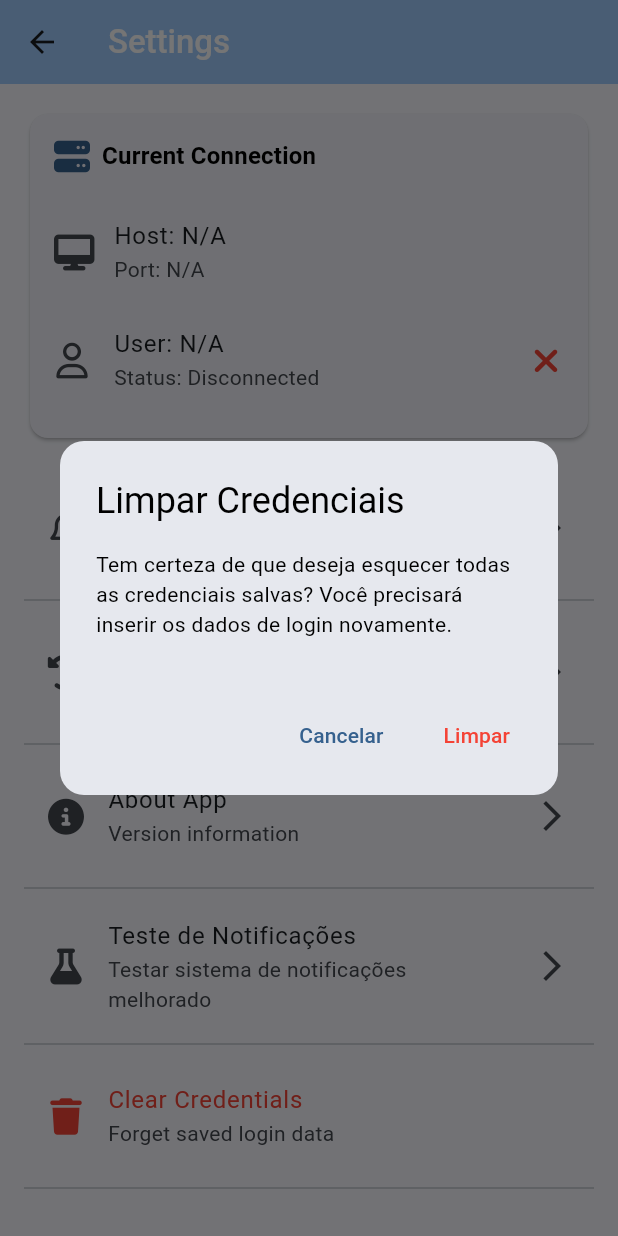
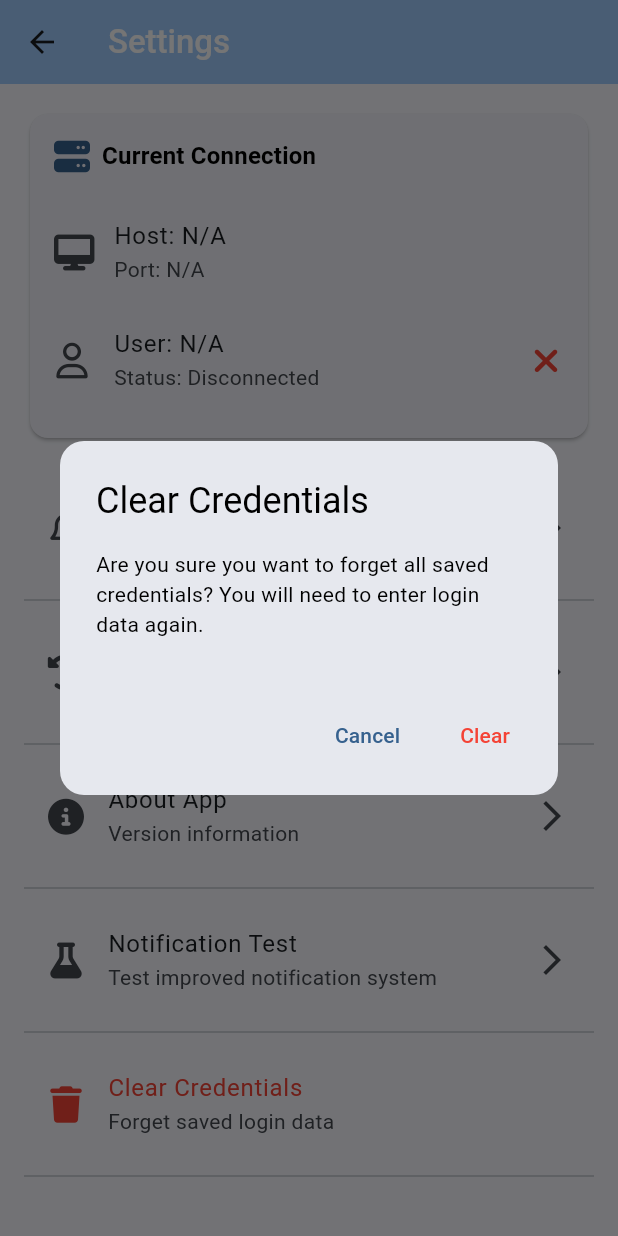
Before and after one commit to dipievil/easy-ssh-mob, a Flutter app: the SettingsScreen screen opened by its route, after a tap on "Clear Credentials", on a phone screen of 412 x 824 dp. Run offline on Flutter 3.47's test engine with Material 3 defaults, Android fonts, the light colour scheme and no system bars; drawn by our look-alikes of sentry_flutter; our stand-ins replace audioplayers, flutter_dotenv, flutter_secure_storage, font_awesome_flutter, package_info_plus; missing offline and left inert: dartssh2; accounts and stored records are empty.

Commit message:
fix: add all settings strings to l10n

```diff
--- a/src/lib/l10n/app_en.arb
+++ b/src/lib/l10n/app_en.arb
@@ -177,5 +177,80 @@
   "testMessageCritical": "CRITICAL: Serious system failure",
   "@testMessageCritical": {
     "description": "Test critical notification message"
+  },
+
+  "notificationTest": "Notification Test",
+  "@notificationTest": {
+    "description": "Notification test menu item"
+  },
+
+  "notificationTestSubtitle": "Test improved notification system",
+  "@notificationTestSubtitle": {
+    "description": "Subtitle for notification test"
+  },
+
+  "disconnectFromServer": "Disconnect from server",
+  "@disconnectFromServer": {
+    "description": "Disconnect from server subtitle"
+  },
+
+  "appDescription": "Simple and intuitive SSH client for mobile devices.",
+  "@appDescription": {
+    "description": "App description in about dialog"
+  },
+
+  "developedWithFlutter": "Developed with Flutter 💙",
+  "@developedWithFlutter": {
+    "description": "Developed with Flutter text"
+  },
+
+  "buildLabel": "Build",
+  "@buildLabel": {
+    "description": "Build label in about dialog"
+  },
+
+  "packageLabel": "Package",
+  "@packageLabel": {
+    "description": "Package label in about dialog"
+  },
+
+  "clearCredentialsDialogTitle": "Clear Credentials",
+  "@clearCredentialsDialogTitle": {
+    "description": "Clear credentials dialog title"
+  },
+
+  "clearCredentialsDialogContent": "Are you sure you want to forget all saved credentials? You will need to enter login data again.",
+  "@clearCredentialsDialogContent": {
+    "description": "Clear credentials dialog content"
+  },
+
+  "cancel": "Cancel",
+  "@cancel": {
+    "description": "Cancel button text"
+  },
+
+  "clear": "Clear",
+  "@clear": {
+    "description": "Clear button text"
+  },
+
+  "credentialsRemovedSuccess": "Credentials removed successfully",
+  "@credentialsRemovedSuccess": {
+    "description": "Credentials removed success message"
+  },
+
+  "logoutDialogTitle": "Logout",
+  "@logoutDialogTitle": {
+    "description": "Logout dialog title"
+  },
+
+  "logoutDialogContent": "Do you want to disconnect from the SSH server? You will return to the login screen.",
+  "@logoutDialogContent": {
+    "description": "Logout dialog content"
+  },
+
+  "notAvailable": "N/A",
+  "@notAvailable": {
+    "description": "Not available text"
   }
 }
--- a/src/lib/l10n/app_localizations.dart
+++ b/src/lib/l10n/app_localizations.dart
@@ -313,6 +313,96 @@ abstract class AppLocalizations {
   /// In en, this message translates to:
   /// **'CRITICAL: Serious system failure'**
   String get testMessageCritical;
+
+  /// Notification test menu item
+  ///
+  /// In en, this message translates to:
+  /// **'Notification Test'**
+  String get notificationTest;
+
+  /// Subtitle for notification test
+  ///
+  /// In en, this message translates to:
+  /// **'Test improved notification system'**
+  String get notificationTestSubtitle;
+
+  /// Disconnect from server subtitle
+  ///
+  /// In en, this message translates to:
+  /// **'Disconnect from server'**
+  String get disconnectFromServer;
+
+  /// App description in about dialog
+  ///
+  /// In en, this message translates to:
+  /// **'Simple and intuitive SSH client for mobile devices.'**
+  String get appDescription;
+
+  /// Developed with Flutter text
+  ///
+  /// In en, this message translates to:
+  /// **'Developed with Flutter 💙'**
+  String get developedWithFlutter;
+
+  /// Build label in about dialog
+  ///
+  /// In en, this message translates to:
+  /// **'Build'**
+  String get buildLabel;
+
+  /// Package label in about dialog
+  ///
+  /// In en, this message translates to:
+  /// **'Package'**
+  String get packageLabel;
+
+  /// Clear credentials dialog title
+  ///
+  /// In en, this message translates to:
+  /// **'Clear Credentials'**
+  String get clearCredentialsDialogTitle;
+
+  /// Clear credentials dialog content
+  ///
+  /// In en, this message translates to:
+  /// **'Are you sure you want to forget all saved credentials? You will need to enter login data again.'**
+  String get clearCredentialsDialogContent;
+
+  /// Cancel button text
+  ///
+  /// In en, this message translates to:
+  /// **'Cancel'**
+  String get cancel;
+
+  /// Clear button text
+  ///
+  /// In en, this message translates to:
+  /// **'Clear'**
+  String get clear;
+
+  /// Credentials removed success message
+  ///
+  /// In en, this message translates to:
+  /// **'Credentials removed successfully'**
+  String get credentialsRemovedSuccess;
+
+  /// Logout dialog title
+  ///
+  /// In en, this message translates to:
+  /// **'Logout'**
+  String get logoutDialogTitle;
+
+  /// Logout dialog content
+  ///
+  /// In en, this message translates to:
+  /// **'Do you want to disconnect from the SSH server? You will return to the login screen.'**
+  String get logoutDialogContent;
+
+  /// Not available text
+  ///
+  /// In en, this message translates to:
+  /// **'N/A'**
+  String get notAvailable;
 }
 
 class _AppLocalizationsDelegate
--- a/src/lib/screens/settings_screen.dart
+++ b/src/lib/screens/settings_screen.dart
@@ -53,15 +53,15 @@ class SettingsScreen extends StatelessWidget {
                         ListTile(
                           leading: const Icon(FontAwesomeIcons.desktop),
                           title: Text(
-                              '${l10n.host}: ${sshProvider.currentCredentials?.host ?? 'N/A'}'),
+                              '${l10n.host}: ${sshProvider.currentCredentials?.host ?? l10n.notAvailable}'),
                           subtitle: Text(
-                              '${l10n.port}: ${sshProvider.currentCredentials?.port ?? 'N/A'}'),
+                              '${l10n.port}: ${sshProvider.currentCredentials?.port ?? l10n.notAvailable}'),
                           contentPadding: EdgeInsets.zero,
                         ),
                         ListTile(
                           leading: const Icon(FontAwesomeIcons.user),
                           title: Text(
-                              '${l10n.user}: ${sshProvider.currentCredentials?.username ?? 'N/A'}'),
+                              '${l10n.user}: ${sshProvider.currentCredentials?.username ?? l10n.notAvailable}'),
                           subtitle: Text(
                             '${l10n.status}: ${sshProvider.isConnected ? l10n.connected : l10n.disconnected}',
                           ),
@@ -127,9 +127,8 @@ class SettingsScreen extends StatelessWidget {
                   if (true)
                     ListTile(
                       leading: const Icon(FontAwesomeIcons.flask),
-                      title: const Text('Teste de Notificações'),
-                      subtitle: const Text(
-                          'Testar sistema de notificações melhorado'),
+                      title: Text(l10n.notificationTest),
+                      subtitle: Text(l10n.notificationTestSubtitle),
                       trailing: const Icon(Icons.arrow_forward_ios),
                       onTap: () {
                         Navigator.push(
@@ -169,7 +168,7 @@ class SettingsScreen extends StatelessWidget {
                       l10n.logout,
                       style: const TextStyle(color: Colors.orange),
                     ),
-                    subtitle: const Text('Desconectar do servidor'),
+                    subtitle: Text(l10n.disconnectFromServer),
                     onTap: () => _showLogoutDialog(context),
                   ),
                 ],
@@ -182,6 +181,7 @@ class SettingsScreen extends StatelessWidget {
   }
 
   void _showAboutDialog(BuildContext context) async {
+    final l10n = AppLocalizations.of(context)!;
     final appName = await AppVersion.getAppName();
     final versionString = await AppVersion.getVersionString();
     final buildNumber = await AppVersion.getBuildNumber();
@@ -198,20 +198,19 @@ class SettingsScreen extends StatelessWidget {
           color: Colors.deepPurple,
         ),
         children: [
-          const Text(
-              'Cliente SSH simples e intuitivo para dispositivos móveis.'),
+          Text(l10n.appDescription),
           const SizedBox(height: 16),
-          const Text('Desenvolvido com Flutter 💙'),
+          Text(l10n.developedWithFlutter),
           const SizedBox(height: 12),
           Text(
-            'Build: $buildNumber',
+            '${l10n.buildLabel}: $buildNumber',
             style: TextStyle(
               fontSize: 12,
               color: Colors.grey.shade600,
             ),
           ),
           Text(
-            'Package: $packageName',
+            '${l10n.packageLabel}: $packageName',
             style: TextStyle(
               fontSize: 12,
               color: Colors.grey.shade600,
@@ -224,18 +223,17 @@ class SettingsScreen extends StatelessWidget {
 
   void _showClearCredentialsDialog(
       BuildContext context, SshProvider sshProvider) {
+    final l10n = AppLocalizations.of(context)!;
+
     showDialog(
       context: context,
       builder: (context) => AlertDialog(
-        title: const Text('Limpar Credenciais'),
-        content: const Text(
-          'Tem certeza de que deseja esquecer todas as credenciais salvas? '
-          'Você precisará inserir os dados de login novamente.',
-        ),
+        title: Text(l10n.clearCredentialsDialogTitle),
+        content: Text(l10n.clearCredentialsDialogContent),
         actions: [
           TextButton(
             onPressed: () => Navigator.of(context).pop(),
-            child: const Text('Cancelar'),
+            child: Text(l10n.cancel),
           ),
           TextButton(
             onPressed: () async {
@@ -243,15 +241,15 @@ class SettingsScreen extends StatelessWidget {
               if (context.mounted) {
                 Navigator.of(context).pop();
                 ScaffoldMessenger.of(context).showSnackBar(
-                  const SnackBar(
-                    content: Text('Credenciais removidas com sucesso'),
+                  SnackBar(
+                    content: Text(l10n.credentialsRemovedSuccess),
                     backgroundColor: Colors.green,
                   ),
                 );
               }
             },
             style: TextButton.styleFrom(foregroundColor: Colors.red),
-            child: const Text('Limpar'),
+            child: Text(l10n.clear),
           ),
         ],
       ),
@@ -259,18 +257,17 @@ class SettingsScreen extends StatelessWidget {
   }
 
   void _showLogoutDialog(BuildContext context) {
+    final l10n = AppLocalizations.of(context)!;
+
     showDialog(
       context: context,
       builder: (context) => AlertDialog(
-        title: const Text('Logout'),
-        content: const Text(
-          'Deseja desconectar do servidor SSH? '
-          'Você retornará à tela de login.',
-        ),
+        title: Text(l10n.logoutDialogTitle),
+        content: Text(l10n.logoutDialogContent),
         actions: [
           TextButton(
             onPressed: () => Navigator.of(context).pop(),
-            child: const Text('Cancelar'),
+            child: Text(l10n.cancel),
           ),
           TextButton(
             onPressed: () {
@@ -280,7 +277,7 @@ class SettingsScreen extends StatelessWidget {
               Navigator.of(context).popUntil((route) => route.isFirst);
             },
             style: TextButton.styleFrom(foregroundColor: Colors.orange),
-            child: const Text('Logout'),
+            child: Text(l10n.logout),
           ),
         ],
       ),
```
Also changed, not shown: src/lib/l10n/app_localizations_en.dart (+48 -0 lines), src/lib/l10n/app_localizations_pt.dart (+49 -0 lines), src/lib/l10n/app_pt.arb (+31 -1 lines).
